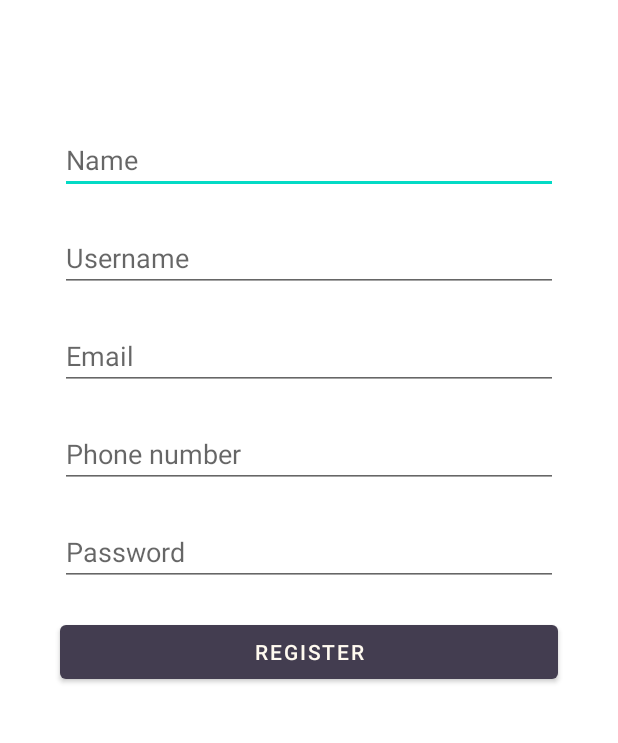
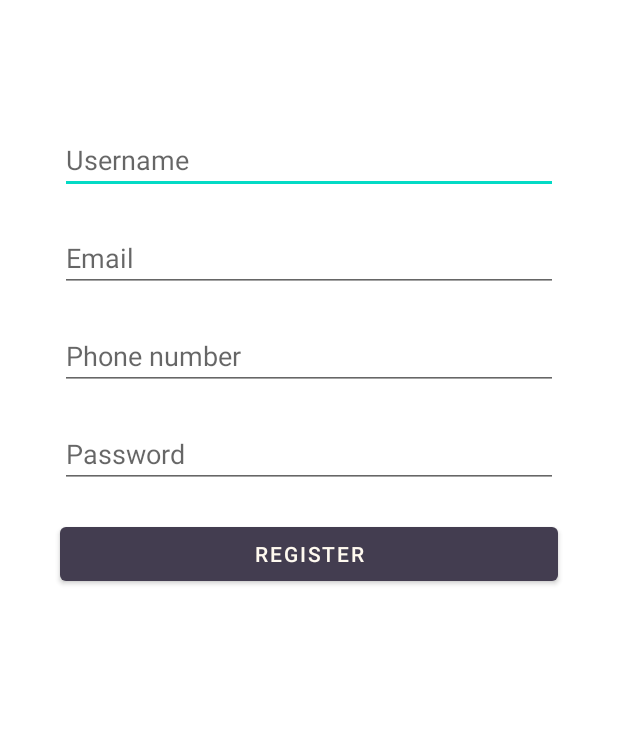
Before and after one commit to wajihmej/Muzika, an Android app: the Register screen opened directly, with no data from a screen before it, on a phone screen of 412 x 824 dp, the part 225-968 px from its top. Run offline under Robolectric (Android 15) with nearby library versions, the phone set to English and light mode, and no system bars; libraries missing offline, so code that uses them is left out: com.codepath.asynchttpclient.

Commit message:
Register

```diff
--- a/app/src/main/java/tn/example/muzika/Register.java
+++ b/app/src/main/java/tn/example/muzika/Register.java
@@ -1,14 +1,78 @@
 package tn.example.muzika;
 
+import androidx.annotation.Nullable;
 import androidx.appcompat.app.AppCompatActivity;
 
+import android.content.Intent;
 import android.os.Bundle;
+import android.util.Log;
+import android.view.View;
+import android.widget.Button;
+import android.widget.EditText;
+
+import org.json.JSONObject;
+import com.codepath.asynchttpclient.AsyncHttpClient;
+import com.codepath.asynchttpclient.callback.JsonHttpResponseHandler;
+import com.google.android.material.textfield.TextInputEditText;
+import org.w3c.dom.Text;
+
+import okhttp3.Headers;
+
+import tn.example.muzika.models.user;
 
 public class Register extends AppCompatActivity {
 
+    Button Register;
+    EditText username,email,tel,password;
     @Override
     protected void onCreate(Bundle savedInstanceState) {
         super.onCreate(savedInstanceState);
         setContentView(R.layout.activity_register);
+
+        username = (EditText)findViewById(R.id.usernamereg);
+        email = (EditText)findViewById(R.id.emailreg);
+        tel = (EditText)findViewById(R.id.telreg);
+        password = (EditText)findViewById(R.id.passwordreg);
+
+        Register = findViewById(R.id.registerb);
+
+        Register.setOnClickListener(new View.OnClickListener() {
+            @Override
+            public void onClick(View v) {
+                Intent intent = new Intent(Register.this, HomePage.class);
+                user loggedUser = register(intent);
+            }
+        });
+
     }
+
+    user register(Intent intent)
+    {
+        AsyncHttpClient client = new AsyncHttpClient();
+        final user[] loggedUser = new user[1];
+        client.post("https://nameless-cliffs-25074.herokuapp.com/api/auth/signup",
+                "{\"username\" : \""+username.getText().toString()+"\",\n" +
+                        "    \"email\" : \""+email.getText().toString()+"\",\n" +
+                        "    \"password\" : \""+password.getText().toString()+"\"}"
+                , new JsonHttpResponseHandler() {
+
+
+                    @Override
+                    public void onSuccess(int statusCode, Headers headers, JSON json) {
+                        JSONObject userJson = json.jsonObject;
+                        loggedUser[0] = user.fromJson(userJson);
+                        Log.d("Json" , loggedUser[0].toString());
+                        startActivity(intent);
+                    }
+
+
+
+                    @Override
+                    public void onFailure(int statusCode, @Nullable Headers headers, String errorResponse, @Nullable Throwable throwable) {
+                        Log.d("DEBUG", errorResponse);
+                    }
+                });
+        return loggedUser[0];
+    }
+
 }
--- a/app/src/main/res/layout/activity_register.xml
+++ b/app/src/main/res/layout/activity_register.xml
@@ -40,22 +40,7 @@
             android:layout_height="50dp" />
 
         <EditText
-            android:id="@+id/editTextTextPersonName2"
-            android:layout_width="match_parent"
-            android:layout_height="wrap_content"
-            android:ems="10"
-            android:hint="Name"
-            android:inputType="textPersonName"
-            android:layout_marginLeft="40sp"
-            android:layout_marginRight="40sp"
-            />
-
-        <Space
-            android:layout_width="match_parent"
-            android:layout_height="20dp" />
-
-        <EditText
-            android:id="@+id/editTextTextPersonName3"
+            android:id="@+id/usernamereg"
             android:layout_width="match_parent"
             android:layout_height="wrap_content"
             android:ems="10"
@@ -69,7 +54,7 @@
             android:layout_height="20dp" />
 
         <EditText
-            android:id="@+id/editTextTextEmailAddress2"
+            android:id="@+id/emailreg"
             android:layout_width="match_parent"
             android:layout_height="wrap_content"
             android:ems="10"
@@ -83,7 +68,7 @@
             android:layout_height="20dp" />
 
         <EditText
-            android:id="@+id/editTextPhone"
+            android:id="@+id/telreg"
             android:layout_width="match_parent"
             android:layout_height="wrap_content"
             android:ems="10"
@@ -97,7 +82,7 @@
             android:layout_height="20dp" />
 
         <EditText
-            android:id="@+id/editTextTextPassword2"
+            android:id="@+id/passwordreg"
             android:layout_width="match_parent"
             android:layout_height="wrap_content"
             android:ems="10"
```
